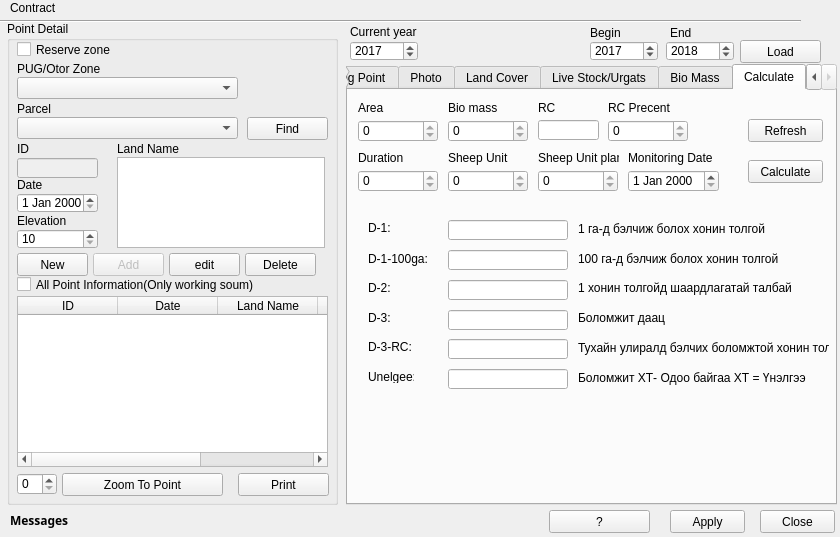
ankhbold/lm2, file view/PastureMonitoringValueDialog.ui: the form before one commit.
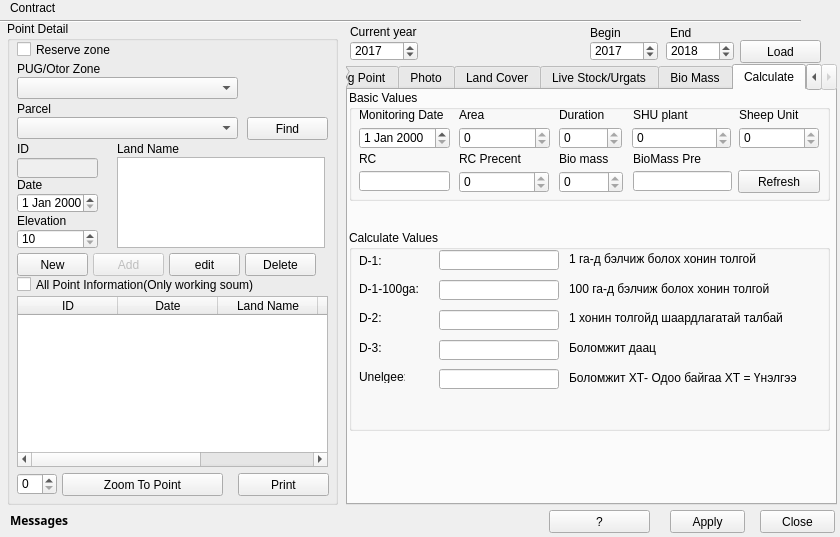
The form after the commit.

Commit message: monitoring avg values change

The edit to the form file:
```diff
--- a/view/PastureMonitoringValueDialog.ui
+++ b/view/PastureMonitoringValueDialog.ui
@@ -1135,167 +1135,49 @@
     <attribute name="title">
      <string>Calculate</string>
     </attribute>
-    <widget class="QLabel" name="label_20">
+    <widget class="QGroupBox" name="groupBox">
      <property name="geometry">
       <rect>
-       <x>10</x>
-       <y>10</y>
-       <width>81</width>
-       <height>16</height>
+       <x>1</x>
+       <y>140</y>
+       <width>481</width>
+       <height>201</height>
       </rect>
      </property>
-     <property name="text">
-      <string>Area</string>
+     <property name="title">
+      <string>Calculate Values</string>
      </property>
-    </widget>
-    <widget class="QLabel" name="label_21">
+     <widget class="QLabel" name="label_49">
      <property name="geometry">
       <rect>
-       <x>100</x>
-       <y>10</y>
-       <width>81</width>
+        <x>220</x>
+        <y>110</y>
+        <width>241</width>
        <height>16</height>
       </rect>
      </property>
      <property name="text">
-      <string>Bio mass</string>
-     </property>
-    </widget>
-    <widget class="QLineEdit" name="calc_rc_edit">
-     <property name="enabled">
-      <bool>true</bool>
-     </property>
+       <string>Боломжит даац</string>
+      </property>
+     </widget>
+     <widget class="QLabel" name="label_40">
      <property name="geometry">
       <rect>
-       <x>190</x>
-       <y>30</y>
-       <width>61</width>
-       <height>20</height>
-      </rect>
-     </property>
-    </widget>
-    <widget class="QLabel" name="label_22">
-     <property name="geometry">
-      <rect>
-       <x>190</x>
-       <y>10</y>
-       <width>61</width>
+        <x>220</x>
+        <y>21</y>
+        <width>241</width>
        <height>16</height>
       </rect>
      </property>
      <property name="text">
-      <string>RC</string>
-     </property>
-    </widget>
-    <widget class="QLabel" name="label_23">
-     <property name="geometry">
-      <rect>
-       <x>260</x>
-       <y>10</y>
-       <width>101</width>
-       <height>16</height>
-      </rect>
-     </property>
-     <property name="text">
-      <string>RC Precent</string>
-     </property>
-    </widget>
-    <widget class="QLabel" name="label_25">
-     <property name="geometry">
-      <rect>
-       <x>100</x>
-       <y>60</y>
-       <width>81</width>
-       <height>16</height>
-      </rect>
-     </property>
-     <property name="text">
-      <string>Sheep Unit</string>
-     </property>
-    </widget>
-    <widget class="QPushButton" name="calc_button">
-     <property name="geometry">
-      <rect>
-       <x>400</x>
-       <y>70</y>
-       <width>75</width>
-       <height>23</height>
-      </rect>
-     </property>
-     <property name="text">
-      <string>Calculate</string>
-     </property>
-    </widget>
-    <widget class="QPushButton" name="calc_refresh_button">
-     <property name="geometry">
-      <rect>
-       <x>400</x>
-       <y>29</y>
-       <width>75</width>
-       <height>23</height>
-      </rect>
-     </property>
-     <property name="text">
-      <string>Refresh</string>
-     </property>
-    </widget>
-    <widget class="QLabel" name="label_26">
-     <property name="geometry">
-      <rect>
-       <x>20</x>
-       <y>131</y>
-       <width>46</width>
-       <height>13</height>
-      </rect>
-     </property>
-     <property name="text">
-      <string>D-1:</string>
-     </property>
-    </widget>
-    <widget class="QLineEdit" name="calc_d1_edit">
-     <property name="geometry">
-      <rect>
-       <x>100</x>
-       <y>130</y>
-       <width>120</width>
-       <height>20</height>
-      </rect>
-     </property>
-     <property name="readOnly">
-      <bool>true</bool>
-     </property>
-    </widget>
-    <widget class="QLabel" name="label_30">
-     <property name="geometry">
-      <rect>
-       <x>20</x>
-       <y>161</y>
-       <width>81</width>
-       <height>16</height>
-      </rect>
-     </property>
-     <property name="text">
-      <string>D-1-100ga:</string>
-     </property>
-    </widget>
-    <widget class="QLineEdit" name="calc_d1_100ga_edit">
-     <property name="geometry">
-      <rect>
-       <x>100</x>
-       <y>160</y>
-       <width>120</width>
-       <height>20</height>
-      </rect>
-     </property>
-     <property name="readOnly">
-      <bool>true</bool>
+       <string>1 га-д бэлчиж болох хонин толгой</string>
      </property>
     </widget>
     <widget class="QLabel" name="label_31">
      <property name="geometry">
       <rect>
-       <x>20</x>
-       <y>191</y>
+        <x>10</x>
+        <y>81</y>
        <width>46</width>
        <height>13</height>
       </rect>
@@ -1304,11 +1186,50 @@
       <string>D-2:</string>
      </property>
     </widget>
-    <widget class="QLineEdit" name="calc_d2_edit">
+     <widget class="QLineEdit" name="calc_d1_100ga_edit">
      <property name="geometry">
       <rect>
-       <x>100</x>
-       <y>190</y>
+        <x>90</x>
+        <y>50</y>
+        <width>120</width>
+        <height>20</height>
+       </rect>
+      </property>
+      <property name="readOnly">
+       <bool>true</bool>
+      </property>
+     </widget>
+     <widget class="QLineEdit" name="calc_unelgee_edit">
+      <property name="geometry">
+       <rect>
+        <x>90</x>
+        <y>139</y>
+        <width>120</width>
+        <height>20</height>
+       </rect>
+      </property>
+      <property name="readOnly">
+       <bool>true</bool>
+      </property>
+     </widget>
+     <widget class="QLabel" name="label_47">
+      <property name="geometry">
+       <rect>
+        <x>220</x>
+        <y>51</y>
+        <width>241</width>
+        <height>16</height>
+       </rect>
+      </property>
+      <property name="text">
+       <string>100 га-д бэлчиж болох хонин толгой</string>
+      </property>
+     </widget>
+     <widget class="QLineEdit" name="calc_d1_edit">
+      <property name="geometry">
+       <rect>
+        <x>90</x>
+        <y>20</y>
        <width>120</width>
        <height>20</height>
       </rect>
@@ -1320,8 +1241,8 @@
     <widget class="QLabel" name="label_32">
      <property name="geometry">
       <rect>
-       <x>20</x>
-       <y>221</y>
+        <x>10</x>
+        <y>111</y>
        <width>46</width>
        <height>13</height>
       </rect>
@@ -1330,50 +1251,11 @@
       <string>D-3:</string>
      </property>
     </widget>
-    <widget class="QLineEdit" name="calc_d3_edit">
-     <property name="geometry">
-      <rect>
-       <x>100</x>
-       <y>220</y>
-       <width>120</width>
-       <height>20</height>
-      </rect>
-     </property>
-     <property name="readOnly">
-      <bool>true</bool>
-     </property>
-    </widget>
-    <widget class="QLineEdit" name="calc_d3_rc_edit">
-     <property name="geometry">
-      <rect>
-       <x>100</x>
-       <y>249</y>
-       <width>120</width>
-       <height>20</height>
-      </rect>
-     </property>
-     <property name="readOnly">
-      <bool>true</bool>
-     </property>
-    </widget>
-    <widget class="QLabel" name="label_34">
-     <property name="geometry">
-      <rect>
-       <x>20</x>
-       <y>250</y>
-       <width>46</width>
-       <height>13</height>
-      </rect>
-     </property>
-     <property name="text">
-      <string>D-3-RC:</string>
-     </property>
-    </widget>
     <widget class="QLabel" name="label_37">
      <property name="geometry">
       <rect>
-       <x>20</x>
-       <y>280</y>
+        <x>10</x>
+        <y>140</y>
        <width>46</width>
        <height>13</height>
       </rect>
@@ -1382,11 +1264,11 @@
       <string>Unelgee:</string>
      </property>
     </widget>
-    <widget class="QLineEdit" name="calc_unelgee_edit">
+     <widget class="QLineEdit" name="calc_d2_edit">
      <property name="geometry">
       <rect>
-       <x>100</x>
-       <y>279</y>
+        <x>90</x>
+        <y>80</y>
        <width>120</width>
        <height>20</height>
       </rect>
@@ -1395,76 +1277,11 @@
       <bool>true</bool>
      </property>
     </widget>
-    <widget class="QLabel" name="label_40">
-     <property name="geometry">
-      <rect>
-       <x>230</x>
-       <y>131</y>
-       <width>241</width>
-       <height>16</height>
-      </rect>
-     </property>
-     <property name="text">
-      <string>1 га-д бэлчиж болох хонин толгой</string>
-     </property>
-    </widget>
-    <widget class="QLabel" name="label_47">
-     <property name="geometry">
-      <rect>
-       <x>230</x>
-       <y>161</y>
-       <width>241</width>
-       <height>16</height>
-      </rect>
-     </property>
-     <property name="text">
-      <string>100 га-д бэлчиж болох хонин толгой</string>
-     </property>
-    </widget>
-    <widget class="QLabel" name="label_48">
-     <property name="geometry">
-      <rect>
-       <x>230</x>
-       <y>190</y>
-       <width>241</width>
-       <height>16</height>
-      </rect>
-     </property>
-     <property name="text">
-      <string>1 хонин толгойд шаардлагатай талбай</string>
-     </property>
-    </widget>
-    <widget class="QLabel" name="label_49">
-     <property name="geometry">
-      <rect>
-       <x>230</x>
-       <y>220</y>
-       <width>241</width>
-       <height>16</height>
-      </rect>
-     </property>
-     <property name="text">
-      <string>Боломжит даац</string>
-     </property>
-    </widget>
-    <widget class="QLabel" name="label_50">
-     <property name="geometry">
-      <rect>
-       <x>230</x>
-       <y>250</y>
-       <width>251</width>
-       <height>16</height>
-      </rect>
-     </property>
-     <property name="text">
-      <string>Тухайн улиралд бэлчих боломжтой хонин толгой</string>
-     </property>
-    </widget>
     <widget class="QLabel" name="label_51">
      <property name="geometry">
       <rect>
-       <x>230</x>
-       <y>280</y>
+        <x>220</x>
+        <y>140</y>
        <width>241</width>
        <height>16</height>
       </rect>
@@ -1473,98 +1290,77 @@
       <string>Боломжит ХТ- Одоо байгаа ХТ = Үнэлгээ</string>
      </property>
     </widget>
-    <widget class="QSpinBox" name="calc_area_sbox">
-     <property name="enabled">
-      <bool>true</bool>
-     </property>
+     <widget class="QLabel" name="label_26">
      <property name="geometry">
       <rect>
        <x>10</x>
-       <y>30</y>
-       <width>80</width>
-       <height>22</height>
-      </rect>
-     </property>
-     <property name="readOnly">
-      <bool>true</bool>
-     </property>
-     <property name="maximum">
-      <number>1000000000</number>
-     </property>
-    </widget>
-    <widget class="QSpinBox" name="calc_biomass_sbox">
-     <property name="enabled">
-      <bool>true</bool>
-     </property>
+        <y>24</y>
+        <width>46</width>
+        <height>13</height>
+       </rect>
+      </property>
+      <property name="text">
+       <string>D-1:</string>
+      </property>
+     </widget>
+     <widget class="QLabel" name="label_48">
      <property name="geometry">
       <rect>
-       <x>100</x>
-       <y>30</y>
-       <width>80</width>
-       <height>22</height>
-      </rect>
-     </property>
-     <property name="readOnly">
-      <bool>true</bool>
-     </property>
-     <property name="maximum">
-      <number>1000000000</number>
-     </property>
-    </widget>
-    <widget class="QSpinBox" name="calc_rc_precent_sbox">
-     <property name="enabled">
-      <bool>true</bool>
-     </property>
+        <x>220</x>
+        <y>80</y>
+        <width>241</width>
+        <height>16</height>
+       </rect>
+      </property>
+      <property name="text">
+       <string>1 хонин толгойд шаардлагатай талбай</string>
+      </property>
+     </widget>
+     <widget class="QLabel" name="label_30">
      <property name="geometry">
       <rect>
-       <x>260</x>
-       <y>30</y>
-       <width>80</width>
-       <height>22</height>
-      </rect>
-     </property>
-     <property name="readOnly">
-      <bool>true</bool>
-     </property>
-     <property name="maximum">
-      <number>1000000000</number>
-     </property>
-    </widget>
-    <widget class="QSpinBox" name="calc_sheep_unit_sbox">
-     <property name="enabled">
-      <bool>true</bool>
-     </property>
+        <x>10</x>
+        <y>51</y>
+        <width>81</width>
+        <height>16</height>
+       </rect>
+      </property>
+      <property name="text">
+       <string>D-1-100ga:</string>
+      </property>
+     </widget>
+     <widget class="QLineEdit" name="calc_d3_edit">
      <property name="geometry">
       <rect>
-       <x>100</x>
-       <y>80</y>
-       <width>80</width>
-       <height>22</height>
+        <x>90</x>
+        <y>110</y>
+        <width>120</width>
+        <height>20</height>
       </rect>
      </property>
      <property name="readOnly">
       <bool>true</bool>
      </property>
-     <property name="maximum">
-      <number>1000000000</number>
-     </property>
-    </widget>
-    <widget class="QDateEdit" name="calc_date_edit">
+     </widget>
+    </widget>
+    <widget class="QGroupBox" name="groupBox_2">
      <property name="geometry">
       <rect>
-       <x>280</x>
-       <y>80</y>
-       <width>91</width>
-       <height>22</height>
+       <x>1</x>
+       <y>0</y>
+       <width>481</width>
+       <height>111</height>
       </rect>
      </property>
-    </widget>
+     <property name="title">
+      <string>Basic Values</string>
+     </property>
     <widget class="QLabel" name="label_52">
      <property name="geometry">
       <rect>
-       <x>280</x>
-       <y>60</y>
-       <width>111</width>
+        <x>10</x>
+        <y>17</y>
+        <width>91</width>
        <height>16</height>
       </rect>
      </property>
@@ -1572,47 +1368,38 @@
       <string>Monitoring Date</string>
      </property>
     </widget>
-    <widget class="QSpinBox" name="calc_sheep_unit_plant_sbox">
-     <property name="enabled">
-      <bool>true</bool>
-     </property>
+     <widget class="QDateEdit" name="calc_date_edit">
      <property name="geometry">
       <rect>
-       <x>190</x>
-       <y>80</y>
-       <width>80</width>
+        <x>10</x>
+        <y>37</y>
+        <width>91</width>
        <height>22</height>
       </rect>
      </property>
-     <property name="readOnly">
-      <bool>true</bool>
-     </property>
-     <property name="maximum">
-      <number>1000000000</number>
-     </property>
-    </widget>
-    <widget class="QLabel" name="label_24">
+     </widget>
+     <widget class="QLabel" name="label_20">
      <property name="geometry">
       <rect>
-       <x>190</x>
-       <y>60</y>
+        <x>110</x>
+        <y>17</y>
        <width>81</width>
        <height>16</height>
       </rect>
      </property>
      <property name="text">
-      <string>Sheep Unit plant</string>
-     </property>
-    </widget>
-    <widget class="QSpinBox" name="calc_duration_sbox">
+       <string>Area</string>
+      </property>
+     </widget>
+     <widget class="QSpinBox" name="calc_area_sbox">
      <property name="enabled">
       <bool>true</bool>
      </property>
      <property name="geometry">
       <rect>
-       <x>10</x>
-       <y>80</y>
-       <width>80</width>
+        <x>110</x>
+        <y>37</y>
+        <width>91</width>
        <height>22</height>
       </rect>
      </property>
@@ -1626,15 +1413,228 @@
     <widget class="QLabel" name="label_54">
      <property name="geometry">
       <rect>
-       <x>10</x>
-       <y>60</y>
-       <width>81</width>
+        <x>210</x>
+        <y>17</y>
+        <width>61</width>
        <height>16</height>
       </rect>
      </property>
      <property name="text">
       <string>Duration</string>
      </property>
+     </widget>
+     <widget class="QSpinBox" name="calc_duration_sbox">
+      <property name="enabled">
+       <bool>true</bool>
+      </property>
+      <property name="geometry">
+       <rect>
+        <x>210</x>
+        <y>37</y>
+        <width>63</width>
+        <height>22</height>
+       </rect>
+      </property>
+      <property name="readOnly">
+       <bool>true</bool>
+      </property>
+      <property name="maximum">
+       <number>1000000000</number>
+      </property>
+     </widget>
+     <widget class="QSpinBox" name="calc_biomass_sbox">
+      <property name="enabled">
+       <bool>true</bool>
+      </property>
+      <property name="geometry">
+       <rect>
+        <x>210</x>
+        <y>81</y>
+        <width>64</width>
+        <height>22</height>
+       </rect>
+      </property>
+      <property name="readOnly">
+       <bool>true</bool>
+      </property>
+      <property name="maximum">
+       <number>1000000000</number>
+      </property>
+     </widget>
+     <widget class="QLabel" name="label_21">
+      <property name="geometry">
+       <rect>
+        <x>210</x>
+        <y>61</y>
+        <width>65</width>
+        <height>16</height>
+       </rect>
+      </property>
+      <property name="text">
+       <string>Bio mass</string>
+      </property>
+     </widget>
+     <widget class="QLabel" name="label_23">
+      <property name="geometry">
+       <rect>
+        <x>110</x>
+        <y>61</y>
+        <width>90</width>
+        <height>16</height>
+       </rect>
+      </property>
+      <property name="text">
+       <string>RC Precent</string>
+      </property>
+     </widget>
+     <widget class="QLineEdit" name="calc_rc_edit">
+      <property name="enabled">
+       <bool>true</bool>
+      </property>
+      <property name="geometry">
+       <rect>
+        <x>10</x>
+        <y>81</y>
+        <width>91</width>
+        <height>20</height>
+       </rect>
+      </property>
+     </widget>
+     <widget class="QSpinBox" name="calc_rc_precent_sbox">
+      <property name="enabled">
+       <bool>true</bool>
+      </property>
+      <property name="geometry">
+       <rect>
+        <x>110</x>
+        <y>81</y>
+        <width>90</width>
+        <height>22</height>
+       </rect>
+      </property>
+      <property name="readOnly">
+       <bool>true</bool>
+      </property>
+      <property name="maximum">
+       <number>1000000000</number>
+      </property>
+     </widget>
+     <widget class="QLabel" name="label_22">
+      <property name="geometry">
+       <rect>
+        <x>10</x>
+        <y>61</y>
+        <width>61</width>
+        <height>16</height>
+       </rect>
+      </property>
+      <property name="text">
+       <string>RC</string>
+      </property>
+     </widget>
+     <widget class="QLineEdit" name="biomass_present_edit">
+      <property name="enabled">
+       <bool>true</bool>
+      </property>
+      <property name="geometry">
+       <rect>
+        <x>284</x>
+        <y>81</y>
+        <width>99</width>
+        <height>20</height>
+       </rect>
+      </property>
+     </widget>
+     <widget class="QLabel" name="label_58">
+      <property name="geometry">
+       <rect>
+        <x>284</x>
+        <y>61</y>
+        <width>109</width>
+        <height>16</height>
+       </rect>
+      </property>
+      <property name="text">
+       <string>BioMass Pre</string>
+      </property>
+     </widget>
+     <widget class="QLabel" name="label_24">
+      <property name="geometry">
+       <rect>
+        <x>284</x>
+        <y>17</y>
+        <width>89</width>
+        <height>16</height>
+       </rect>
+      </property>
+      <property name="text">
+       <string>SHU plant</string>
+      </property>
+     </widget>
+     <widget class="QSpinBox" name="calc_sheep_unit_plant_sbox">
+      <property name="enabled">
+       <bool>true</bool>
+      </property>
+      <property name="geometry">
+       <rect>
+        <x>283</x>
+        <y>37</y>
+        <width>99</width>
+        <height>22</height>
+       </rect>
+      </property>
+      <property name="readOnly">
+       <bool>true</bool>
+      </property>
+      <property name="maximum">
+       <number>1000000000</number>
+      </property>
+     </widget>
+     <widget class="QSpinBox" name="calc_sheep_unit_sbox">
+      <property name="enabled">
+       <bool>true</bool>
+      </property>
+      <property name="geometry">
+       <rect>
+        <x>390</x>
+        <y>37</y>
+        <width>80</width>
+        <height>22</height>
+       </rect>
+      </property>
+      <property name="readOnly">
+       <bool>true</bool>
+      </property>
+      <property name="maximum">
+       <number>1000000000</number>
+      </property>
+     </widget>
+     <widget class="QLabel" name="label_25">
+      <property name="geometry">
+       <rect>
+        <x>390</x>
+        <y>17</y>
+        <width>81</width>
+        <height>16</height>
+       </rect>
+      </property>
+      <property name="text">
+       <string>Sheep Unit</string>
+      </property>
+     </widget>
+     <widget class="QPushButton" name="calc_refresh_button">
+      <property name="geometry">
+       <rect>
+        <x>389</x>
+        <y>80</y>
+        <width>82</width>
+        <height>23</height>
+       </rect>
+      </property>
+      <property name="text">
+       <string>Refresh</string>
+      </property>
+     </widget>
     </widget>
    </widget>
   </widget>
```
Lines whose indentation alone changed are shown as unchanged. The commit also changes 6 other files.
